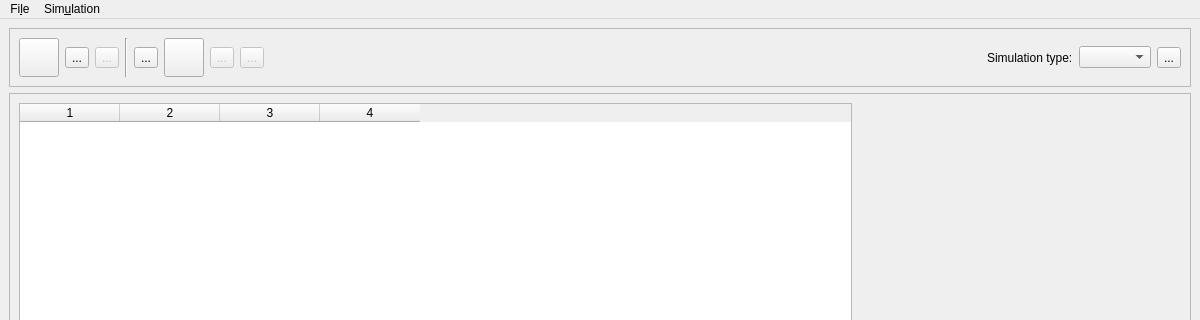
Old version of the form src/mainwindow.ui in the repository egor-demidov/soot-dem-gui; both pictures show x 0 to 1200 and y 0 to 320 of the 1200 by 800 pixel window.
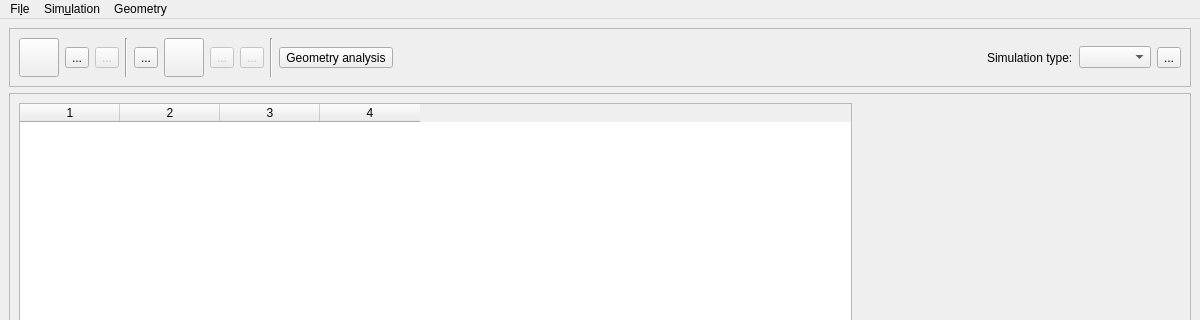
New version of the form. Icons and pictures are not drawn.

Commit message: Added geometry analysis

```diff
--- a/src/mainwindow.ui
+++ b/src/mainwindow.ui
@@ -215,6 +215,23 @@
            </property>
           </widget>
          </item>
+         <item>
+          <widget class="Line" name="line_2">
+           <property name="orientation">
+            <enum>Qt::Orientation::Vertical</enum>
+           </property>
+          </widget>
+         </item>
+         <item>
+          <widget class="QToolButton" name="geometryAnalysisButton">
+           <property name="text">
+            <string>Geometry analysis</string>
+           </property>
+           <property name="toolButtonStyle">
+            <enum>Qt::ToolButtonStyle::ToolButtonIconOnly</enum>
+           </property>
+          </widget>
+         </item>
          <item>
           <spacer name="horizontalSpacer">
            <property name="orientation">
@@ -408,8 +425,15 @@
     <addaction name="separator"/>
     <addaction name="actionInfoAbout_simulation_type"/>
    </widget>
+   <widget class="QMenu" name="menuGeometry">
+    <property name="title">
+     <string>Geometry</string>
+    </property>
+    <addaction name="actionGeometryAnalysis"/>
+   </widget>
    <addaction name="menuFile"/>
    <addaction name="menuSimulation"/>
+   <addaction name="menuGeometry"/>
   </widget>
   <widget class="QStatusBar" name="statusbar"/>
   <action name="actionSave">
```
Left out of the diff: 5 changed lines with no effect on the pictures. The commit also changes 10 other files.
